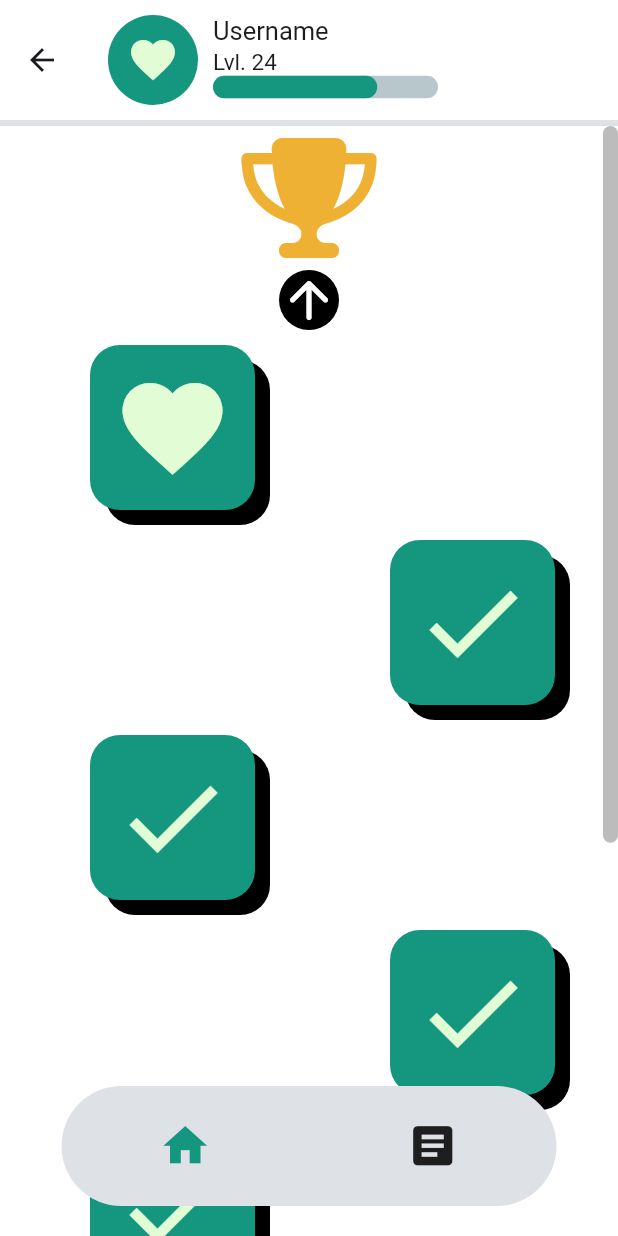
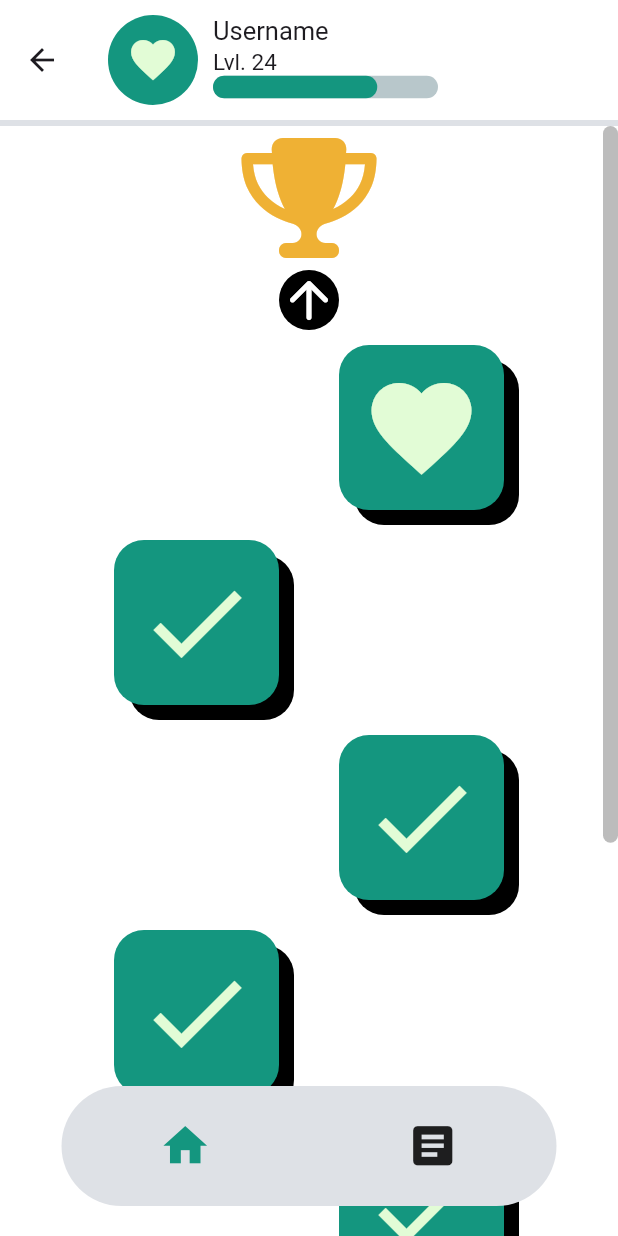
Before and after one commit to khoo04/health_tracker_app, a Flutter app: the AppFrame screen opened directly, on a phone screen of 412 x 824 dp. Run offline on Flutter 3.47's test engine with Material 3 defaults, Android fonts, the light colour scheme and no system bars; drawn by our look-alikes of loader_overlay, percent_indicator; our stand-ins replace flutter_bloc, fluttertoast, font_awesome_flutter, fpdart, get_it, internet_connection_checker_plus and 4 more; accounts and stored records are empty.

Commit message:
UI Refined

```diff
--- a/lib/app_wrapper.dart
+++ b/lib/app_wrapper.dart
@@ -6,7 +6,6 @@ import 'package:health_tracker_app/core/common/pages/app_frame.dart';
 import 'package:health_tracker_app/core/utils/logger.dart';
 import 'package:health_tracker_app/features/auth/presentation/pages/login_page.dart';
 import 'package:health_tracker_app/features/profile/presentation/pages/bmi_details_page.dart';
-import 'package:health_tracker_app/features/profile/presentation/pages/profile_page.dart';
 
 class AppWrapper extends StatefulWidget {
   const AppWrapper({super.key});
--- a/lib/features/articles/data/datasources/article_remote_data_source.dart
+++ b/lib/features/articles/data/datasources/article_remote_data_source.dart
@@ -1,8 +1,6 @@
-import 'package:health_tracker_app/core/enums/gender.dart';
 import 'package:health_tracker_app/core/error/exceptions.dart';
 import 'package:health_tracker_app/core/utils/logger.dart';
 import 'package:health_tracker_app/features/articles/data/models/article_model.dart';
-import 'package:health_tracker_app/features/auth/data/models/user_model.dart';
 import 'package:supabase_flutter/supabase_flutter.dart';
 
 abstract interface class ArticleRemoteDataSource {
--- a/lib/features/home/presentation/pages/level_page.dart
+++ b/lib/features/home/presentation/pages/level_page.dart
@@ -24,7 +24,8 @@ class LevelPage extends StatelessWidget {
       child: SingleChildScrollView(
         padding: const EdgeInsets.only(bottom: 100),
         controller: scrollController,
-        child: Column(children: [
+        child: Column(
+          children: [
             const Padding(
               padding: EdgeInsets.all(8.0),
               child: FaIcon(
@@ -43,6 +44,14 @@ class LevelPage extends StatelessWidget {
               ),
             ),
             for (int i = 7; i >= 1; i--)
+              Padding(
+                padding: EdgeInsets.only(
+                  left: i % 2 == 1 ? 150.0 : 0.0,
+                  right: i % 2 == 0 ? 150.0 : 0.0,
+                ),
+                child: Row(
+                  mainAxisAlignment: MainAxisAlignment.center,
+                  children: [
                     levelContainer(
                       context,
                       index: i,
@@ -50,8 +59,12 @@ class LevelPage extends StatelessWidget {
                       mainLiter: mainLiter,
                       mainStep: mainStep,
                       mainCalorie: mainCalorie,
+                    ),
+                  ],
+                ),
               )
-        ]),
+          ],
+        ),
       ),
     );
   }
@@ -64,9 +77,7 @@ class LevelPage extends StatelessWidget {
     required double mainStep,
     required double mainCalorie,
   }) {
-    return Row(children: [
-      SizedBox(width: index % 2 == 0 ? 250 : 50),
-      GestureDetector(
+    return GestureDetector(
       onTap: () {
         if (index == currentlevel) {
           String tempLiter = (mainLiter * index).toStringAsFixed(1);
@@ -88,8 +99,7 @@ class LevelPage extends StatelessWidget {
         width: 110,
         decoration: BoxDecoration(
             boxShadow: const [BoxShadow(offset: Offset(10, 10))],
-              color:
-                  index > currentlevel ? Colors.grey : AppPallete.primaryColor,
+            color: index > currentlevel ? Colors.grey : AppPallete.primaryColor,
             borderRadius: BorderRadius.circular(20)),
         child: Center(
           child: Icon(
@@ -97,13 +107,11 @@ class LevelPage extends StatelessWidget {
                 ? Icons.lock
                 : (index == currentlevel ? Icons.favorite : Icons.check),
             size: 80,
-              color: index > currentlevel
-                  ? Colors.black
-                  : AppPallete.secondaryColor,
+            color:
+                index > currentlevel ? Colors.black : AppPallete.secondaryColor,
           ),
         ),
       ),
-      )
-    ]);
+    );
   }
 }
--- a/lib/features/home/presentation/widgets/routine_container.dart
+++ b/lib/features/home/presentation/widgets/routine_container.dart
@@ -13,9 +13,9 @@ class RoutineContainer extends StatelessWidget {
   final String current;
   final String remain;
   final double percent;
-  void Function()? onTap;
+  final void Function()? onTap;
 
-  RoutineContainer(
+  const RoutineContainer(
       {super.key,
       required this.left,
       required this.right,
```
Lines whose indentation alone changed are shown as unchanged.
